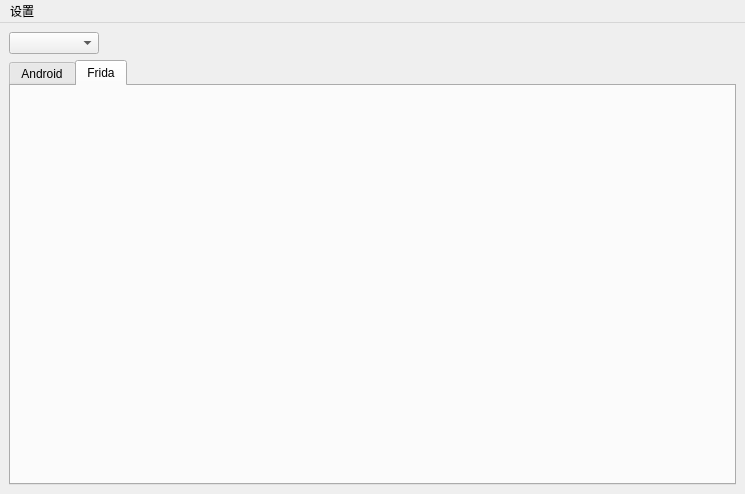
Qt form AndroidReverse.ui (YhSw0rd/AndroidKinfe) before a commit.
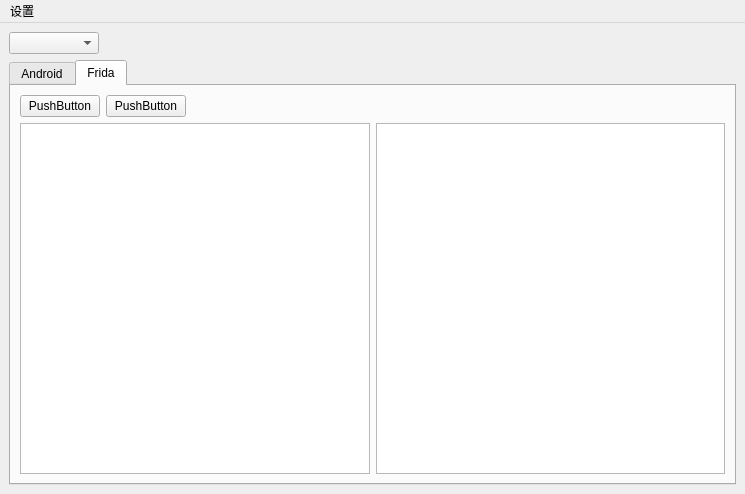
The same form after that commit. The open tabs and pages were chosen to show the change. Icons and pictures are not drawn. Custom widgets are drawn as their Qt base class.

The edit to the form file:
```diff
--- a/AndroidReverse.ui
+++ b/AndroidReverse.ui
@@ -222,6 +222,53 @@
        <attribute name="title">
         <string>Frida</string>
        </attribute>
+       <layout class="QGridLayout" name="gridLayout">
+        <item row="0" column="0">
+         <layout class="QVBoxLayout" name="verticalLayout">
+          <item>
+           <layout class="QGridLayout" name="gridLayout_2">
+            <item row="0" column="0">
+             <widget class="QPushButton" name="pushButton">
+              <property name="text">
+               <string>PushButton</string>
+              </property>
+             </widget>
+            </item>
+            <item row="0" column="1">
+             <widget class="QPushButton" name="pushButton_2">
+              <property name="text">
+               <string>PushButton</string>
+              </property>
+             </widget>
+            </item>
+            <item row="0" column="2">
+             <spacer name="horizontalSpacer">
+              <property name="orientation">
+               <enum>Qt::Horizontal</enum>
+              </property>
+              <property name="sizeHint" stdset="0">
+               <size>
+                <width>40</width>
+                <height>20</height>
+               </size>
+              </property>
+             </spacer>
+            </item>
+           </layout>
+          </item>
+         </layout>
+        </item>
+        <item row="1" column="0">
+         <layout class="QHBoxLayout" name="horizontalLayout">
+          <item>
+           <widget class="QTextEdit" name="textEdit"/>
+          </item>
+          <item>
+           <widget class="QTextEdit" name="textEdit_2"/>
+          </item>
+         </layout>
+        </item>
+       </layout>
       </widget>
      </widget>
     </item>
```
Left out of the diff: 4 changed lines with no effect on the pictures.
